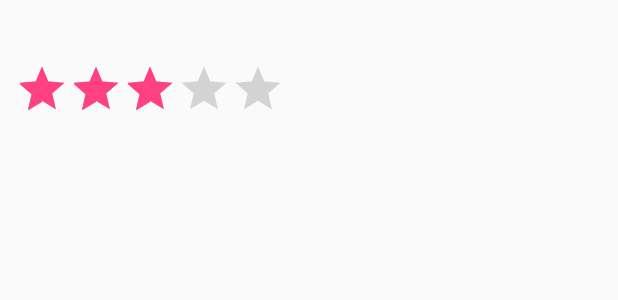
After one commit to MoonGyeongHyeon/SeoulGuide-Android, an Android app: the layout i_detail_review.xml on its own in the app's theme, with its tools: preview values and no code run, on a phone screen of 412 x 824 dp. The commit adds this screen. Shown: the top 300 px of the screen. Run offline under Robolectric (Android 15) with nearby library versions, the phone set to English and light mode, and no system bars.

Commit message:
리뷰 (1/2) 1. 여행지에 남겨진 리뷰를 DB로부터 받아와 화면에 출력.   1-1. AyncTask 내부 클래스를 하나 더 생성하여 리뷰 정보를 받아온다.   1-2. DB로부터 받아온 정보를 initReview() 메서드를 통해 RecyclerView의 Adapter로 전달한다.   1-3. 리뷰 정보인 Review.java, 리뷰를 출력할 ReviewRecyclerViewAdapter.java, 리뷰를 DB에 저장시킬          ReviewDialog.java를 각각 생성.   1-4. 리뷰에 쓰일 이미지들과 RatingBar를 꾸미는 XML, 그리고 레이아웃 XML 파일 생성.   1-5. 리뷰에 필요한 값들을 strings.xml과 styles.xml에 추가.   1-6. 리뷰를 추가하기 위해 Layout을 f_sight_detail.xml에 추가 및 SightDetailFragment.java에 코드 추가.
2. php 파일 이름 수정으로 인한 몇몇 자바 파일의 코드 수정.

3. SightDetailFragment.java 에서 굳이 필드로 선언하지 않아도 될 변수를 발견, 지역변수로 수정.

* 미완 부분
1. 리뷰 남기기(DB에 저장시키기)
2. 리뷰 남기기 관련 레이아웃
3. RatingBar 값 변경 불가능하도록.

```diff
--- /dev/null
+++ b/app/src/main/res/layout/i_detail_review.xml
@@ -0,0 +1,50 @@
+<?xml version="1.0" encoding="utf-8"?>
+<RelativeLayout xmlns:android="http://schemas.android.com/apk/res/android"
+    android:layout_width="match_parent"
+    android:layout_height="wrap_content"
+    android:layout_margin="10dp">
+
+    <TextView
+        android:id="@+id/detailReviewWriterTextView"
+        android:layout_width="wrap_content"
+        android:layout_height="wrap_content"
+        android:textSize="23sp"
+        android:layout_alignParentLeft="true"
+        android:layout_alignParentStart="true" />
+
+    <RatingBar
+        android:id="@+id/detailReviewRatingBar"
+        android:layout_width="wrap_content"
+        android:layout_height="wrap_content"
+        android:numStars="5"
+        android:stepSize="0.5"
+        android:rating="3.0"
+        android:layout_below="@id/detailReviewWriterTextView"
+        style="?android:attr/ratingBarStyleIndicator"/>
+    <TextView
+        android:id="@+id/detailReviewPointTextView"
+        android:layout_width="wrap_content"
+        android:layout_height="wrap_content"
+        android:textSize="20sp"
+        android:layout_toRightOf="@id/detailReviewRatingBar"
+        android:layout_toEndOf="@id/detailReviewRatingBar"
+        android:layout_alignTop="@id/detailReviewRatingBar"
+        android:layout_marginLeft="5dp"
+        android:layout_marginStart="5dp"/>
+
+    <TextView
+        android:id="@+id/detailReviewDateTextView"
+        android:layout_width="wrap_content"
+        android:layout_height="wrap_content"
+        android:layout_alignParentRight="true"
+        android:layout_alignParentEnd="true"
+        android:layout_alignTop="@id/detailReviewRatingBar"/>
+
+    <TextView
+        android:id="@+id/detailReviewInfoTextView"
+        android:layout_width="wrap_content"
+        android:layout_height="wrap_content"
+        android:textSize="18sp"
+        android:layout_below="@id/detailReviewRatingBar" />
+
+</RelativeLayout>
--- a/app/src/main/res/values/strings.xml
+++ b/app/src/main/res/values/strings.xml
@@ -10,5 +10,9 @@
     <string name="drawerOpen">Drawer Open</string>
     <string name="drawerClose">Drawer Close</string>
     <string name="searchView">검색</string>
+    <string name="detail_review_writer_hint">작성자</string>
+    <string name="detail_review_info_hint">내용</string>
+    <string name="detail_create_review">리뷰 남기기</string>
+    <string name="detail_review_ok">확인</string>
 
 </resources>
```
Also changed, not shown: app/src/main/java/test/superdroid/com/seoulguide/Detail/Review.java (added, +47 -0 lines), app/src/main/java/test/superdroid/com/seoulguide/Detail/ReviewDialog.java (added, +81 -0 lines), app/src/main/java/test/superdroid/com/seoulguide/Detail/ReviewRecyclerViewAdapter.java (added, +61 -0 lines), app/src/main/java/test/superdroid/com/seoulguide/Detail/SightDetailFragment.java (+109 -11 lines), app/src/main/java/test/superdroid/com/seoulguide/Home/MonthSightFragment.java (+1 -1 lines), app/src/main/java/test/superdroid/com/seoulguide/Home/WeekSightFragment.java (+1 -1 lines), app/src/main/res/drawable/review_rating_bar.xml (added, +9 -0 lines), app/src/main/res/layout/d_detail_review.xml (added, +39 -0 lines), app/src/main/res/layout/f_sight_detail.xml (+20 -0 lines), app/src/main/res/values/styles.xml (+7 -0 lines), app/src/main/res/drawable-hdpi/review.PNG (added), app/src/main/res/drawable-hdpi/review_star.PNG (added), app/src/main/res/drawable-hdpi/review_star_p.PNG (added), 1 other file.
